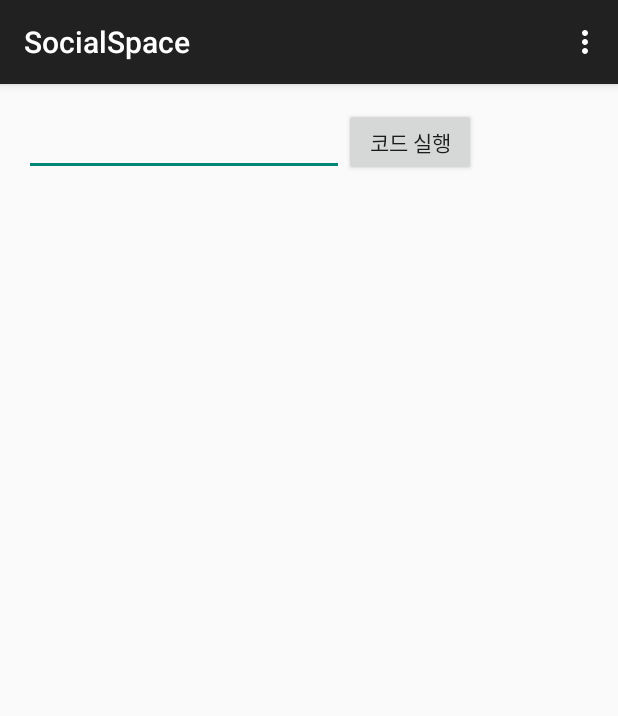
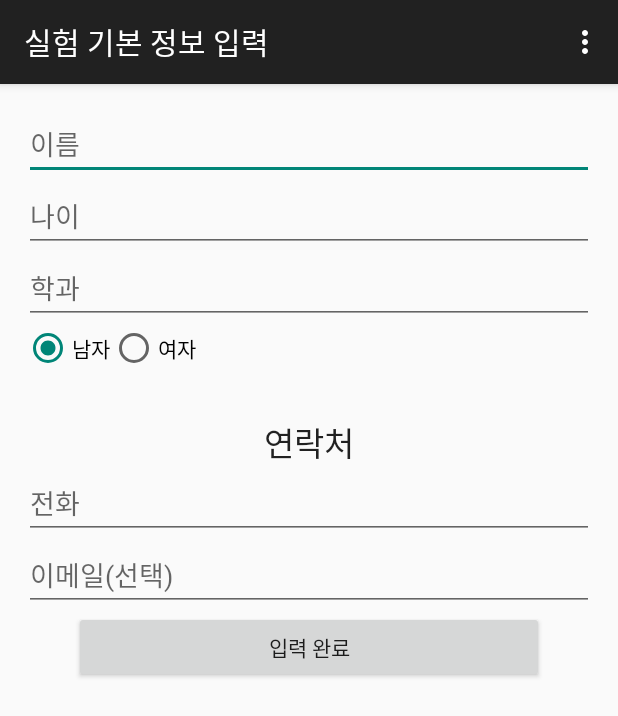
Before and after one commit to ysb06/SocialSpace, an Android app: the screen it shows after launch (MainActivity before the commit, BasicInfoUI after it), on a phone screen of 412 x 824 dp. Shown: the top 716 px of the screen. Run offline under Robolectric (Android 15) with nearby library versions, the phone set to English and light mode, and no system bars; 1 statement that could not run was skipped.

Commit message:
Temporary Save
개인정보동의서 부분 완성할 것

```diff
--- a/app/src/main/java/lab/u2xd/socialspace/MainActivity.java
+++ b/app/src/main/java/lab/u2xd/socialspace/MainActivity.java
@@ -19,6 +19,7 @@ import android.widget.Toast;
 
 import java.util.ArrayList;
 
+import lab.u2xd.socialspace.experimenter.ui.BasicInfoUI;
 import lab.u2xd.socialspace.worker.miner.CallEventMiner;
 import lab.u2xd.socialspace.worker.miner.CallMiner;
 import lab.u2xd.socialspace.worker.miner.SMSMiner;
@@ -32,21 +33,46 @@ import lab.u2xd.socialspace.worker.warehouse.objects.Queryable;
  */
 public class MainActivity extends AppCompatActivity implements Queryable{
 
+    static final int REQUEST_GET_BASIC_INFO = 1;
+    static final int REQUEST_GET_PERSONAL_INFOMATION_AGREEMENT = 2;
+
     //Support Team
-    NotificationGenerator notiMaker;
-    DataManager dataManager;
+    private NotificationGenerator notiMaker;
+    private DataManager dataManager;
 
     //UI
-    ArrayList<View> listView;
-    EditText textInputBox;
-    TextView textView;
-    ProgressBar bar;
+    private ArrayList<View> listView;
+    private EditText textInputBox;
+    private TextView textView;
+    private ProgressBar bar;
 
     @Override
     protected void onDestroy() {
         super.onDestroy();
         notiMaker.closeAllNotification();
         dataManager.close();
+    }
+
+    @Override
+    protected void onActivityResult(int requestCode, int resultCode, Intent data) {
+        super.onActivityResult(requestCode, resultCode, data);
+        if(requestCode == REQUEST_GET_BASIC_INFO) {
+            if(resultCode == RESULT_OK) {
+                dataManager.queryInsert(data);
+            } else {
+                if(dataManager.isExperimentInfoRecorded()) {
+                    Toast.makeText(this, "실험을 진행하기 위해서는 기본 신상 정보를 입력하셔야 합니다", Toast.LENGTH_LONG);
+                    startActivityForResult(data, REQUEST_GET_BASIC_INFO);
+                }
+            }
+        } else if(requestCode == REQUEST_GET_PERSONAL_INFOMATION_AGREEMENT) {
+            if(resultCode == RESULT_OK) {
+                Intent intentExp = new Intent(this, BasicInfoUI.class);
+                startActivityForResult(intentExp, REQUEST_GET_BASIC_INFO);
+            } else {
+
+            }
+        }
     }
 
     @Override
@@ -82,6 +108,10 @@ public class MainActivity extends AppCompatActivity implements Queryable{
 
         if(!isCallEventMinerServiceStarted()) {
             startService(new Intent(this, CallEventMiner.class));
+        }
+        if(dataManager.isExperimentInfoRecorded()) {
+            Intent intentExp = new Intent(this, BasicInfoUI.class);
+            startActivityForResult(intentExp, REQUEST_GET_PERSONAL_INFOMATION_AGREEMENT);
         }
     }
 
--- /dev/null
+++ b/app/src/main/java/lab/u2xd/socialspace/experimenter/ui/BasicInfoUI.java
@@ -0,0 +1,105 @@
+package lab.u2xd.socialspace.experimenter.ui;
+
+import android.content.Intent;
+import android.support.v7.app.AppCompatActivity;
+import android.os.Bundle;
+import android.util.Log;
+import android.view.Menu;
+import android.view.MenuItem;
+import android.view.View;
+import android.widget.Button;
+import android.widget.EditText;
+import android.widget.RadioButton;
+import android.widget.Toast;
+
+import java.util.ArrayList;
+
+import lab.u2xd.socialspace.R;
+
+public class BasicInfoUI extends AppCompatActivity implements View.OnClickListener {
+
+    private EditText fieldName;
+    private EditText fieldAge;
+    private EditText fieldMajor;
+    private RadioButton radioMan;
+    private RadioButton radioWoman;
+    private EditText fieldNumber;
+    private EditText fieldEmail;
+
+    private Button btnFinish;
+
+    @Override
+    protected void onCreate(Bundle savedInstanceState) {
+        super.onCreate(savedInstanceState);
+        setContentView(R.layout.activity_basic_info_ui);
+
+        fieldName = (EditText) findViewById(R.id.basicinfo_field_name);
+        fieldAge = (EditText) findViewById(R.id.basicinfo_field_age);
+        fieldMajor = (EditText) findViewById(R.id.basicinfo_field_major);
+        radioMan = (RadioButton) findViewById(R.id.basicinfo_radio_man);
+        radioMan.setOnClickListener(this);
+        radioWoman = (RadioButton) findViewById(R.id.basicinfo_radio_woman);
+        radioWoman.setOnClickListener(this);
+        fieldNumber = (EditText) findViewById(R.id.basicinfo_field_number);
+        fieldEmail = (EditText) findViewById(R.id.basicinfo_field_email);
+
+        btnFinish = (Button) findViewById(R.id.basicinfo_button_finish);
+        btnFinish.setOnClickListener(this);
+    }
+
+    @Override
+    public boolean onCreateOptionsMenu(Menu menu) {
+        // Inflate the menu; this adds items to the action bar if it is present.
+        getMenuInflater().inflate(R.menu.menu_basic_info_ui, menu);
+        return true;
+    }
+
+    @Override
+    public boolean onOptionsItemSelected(MenuItem item) {
+        // Handle action bar item clicks here. The action bar will
+        // automatically handle clicks on the Home/Up button, so long
+        // as you specify a parent activity in AndroidManifest.xml.
+        int id = item.getItemId();
+
+        //noinspection SimplifiableIfStatement
+        if (id == R.id.action_settings) {
+            return true;
+        }
+
+        return super.onOptionsItemSelected(item);
+    }
+
+    //버튼 클릭 이벤트
+    @Override
+    public void onClick(View v) {
+        if(v.equals(btnFinish)) {
+            if (fieldName.getText().length() <= 0)
+                Toast.makeText(this, "이름을 입력하세요", Toast.LENGTH_SHORT).show();
+            else if (fieldAge.getText().length() <= 0)
+                Toast.makeText(this, "나이를 입력하세요", Toast.LENGTH_SHORT).show();
+            else if (fieldMajor.getText().length() <= 0)
+                Toast.makeText(this, "학과를 입력하세요", Toast.LENGTH_SHORT).show();
+            else if (fieldNumber.getText().length() <= 0)
+                Toast.makeText(this, "전화번호를 입력하세요", Toast.LENGTH_SHORT).show();
+            else {
+                Intent intentResult = getIntent();
+                intentResult.putExtra("expName", fieldName.getText().toString());
+                intentResult.putExtra("expAge", Integer.parseInt(fieldAge.getText().toString()));
+                intentResult.putExtra("expMajor", fieldMajor.getText().toString());
+                if(radioMan.isChecked()) {
+                    intentResult.putExtra("expGender", "Man");
+                } else {
+                    intentResult.putExtra("expGender", "Woman");
+                }
+                intentResult.putExtra("expNumber", fieldNumber.getText().toString());
+                intentResult.putExtra("expEmail", fieldEmail.getText().toString());
+                setResult(RESULT_OK, intentResult);
+                finish();
+            }
+        } else if(v.equals(radioMan)) {
+            radioWoman.setChecked(false);
+        } else if(v.equals(radioWoman)) {
+            radioMan.setChecked(false);
+        }
+    }
+}
--- a/app/src/main/java/lab/u2xd/socialspace/worker/warehouse/DataManager.java
+++ b/app/src/main/java/lab/u2xd/socialspace/worker/warehouse/DataManager.java
@@ -2,6 +2,7 @@ package lab.u2xd.socialspace.worker.warehouse;
 
 import android.content.ContentValues;
 import android.content.Context;
+import android.content.Intent;
 import android.database.Cursor;
 import android.database.sqlite.SQLiteDatabase;
 import android.database.sqlite.SQLiteOpenHelper;
@@ -35,7 +36,8 @@ public class DataManager extends SQLiteOpenHelper implements BaseColumns {
     public static final String NAME_DATABASE = "ContextDatabase";
     public static final String NAME_MAINTABLE = "ContextData";
     public static final String NAME_CONTACTTABLE = "ContactsData";
-    public static final int VERSION_DATABASE = 12;
+    public static final String NAME_EXPERIMENTTABLE = "ExperimentInfo";
+    public static final int VERSION_DATABASE = 14;
 
     public static final String FIELD_TYPE = "Type";
     public static final String FIELD_AGENT = "Agent";
@@ -65,6 +67,16 @@ public class DataManager extends SQLiteOpenHelper implements BaseColumns {
             FIELD_NAME + " TEXT)";
     private static final String SQL_DROP_CONTACTTABLE = "DROP TABLE IF EXISTS " + NAME_CONTACTTABLE;
     private static final String SQL_GET_ALLCONTACT = "SELECT * FROM " + NAME_CONTACTTABLE;
+
+    private static final String SQL_CREATE_EXPERIMENT_INFO = "CREATE TABLE " + NAME_EXPERIMENTTABLE + "(" + _ID + " INTEGER PRIMARY KEY AUTOINCREMENT, " +
+            "Name" + " TEXT, " +
+            "Age" + " INTEGER, " +
+            "Major" + " TEXT, " +
+            "Gender" + " TEXT, " +
+            "Phone" + " TEXT, " +
+            "Email" + " TEXT)";
+    private static final String SQL_DROP_EXPERIMENT_INFO = "DROP TABLE IF EXISTS " + NAME_EXPERIMENTTABLE;
+    private static final String SQL_GET_EXPERIMENT_INFO = "SELECT * FROM " + NAME_EXPERIMENTTABLE;
 
     private static final String FILENNAME_BASE = Environment.getExternalStorageDirectory().getAbsolutePath() + "/Context/";
     private static final String FILENAME_CSV = "CurrentDatabase.csv";
@@ -111,6 +123,7 @@ public class DataManager extends SQLiteOpenHelper implements BaseColumns {
     public void onCreate(SQLiteDatabase db) {
         Log.e("Data Manager", "I am making database! " + db.isOpen());
         db.execSQL(SQL_CREATE_MAINTABLE);
+        db.execSQL(SQL_CREATE_EXPERIMENT_INFO);
         insertData(db, "General", "Me", "Me", 0, "Success!!");
         initializeContact(db, context);
     }
@@ -119,6 +132,7 @@ public class DataManager extends SQLiteOpenHelper implements BaseColumns {
     public void onUpgrade(SQLiteDatabase db, int oldVersion, int newVersion) {
         Log.e("Data Manager", "I am making database, again!");
         db.execSQL(SQL_DROP_MAINTABLE);
+        db.execSQL(SQL_DROP_EXPERIMENT_INFO);
         onCreate(db);
     }
 
@@ -128,6 +142,7 @@ public class DataManager extends SQLiteOpenHelper implements BaseColumns {
         Log.e("Data Manager", "I am making old database, again!");
         super.onDowngrade(db, oldVersion, newVersion);
         db.execSQL(SQL_DROP_MAINTABLE);
+        db.execSQL(SQL_DROP_EXPERIMENT_INFO);
         onCreate(db);
     }
 
@@ -176,6 +191,18 @@ public class DataManager extends SQLiteOpenHelper implements BaseColumns {
         Log.e("Data Manager", "Query Processing Complete");
     }
 
+    public void queryInsert(Intent intentBasicInfoResult) {
+        Datastone stone = new Datastone();
+
+        stone.put("Name", intentBasicInfoResult.getStringExtra("expName"));
+        stone.put("Age", intentBasicInfoResult.getIntExtra("expAge", 0));
+        stone.put("Major", intentBasicInfoResult.getStringExtra("expMajor"));
+        stone.put("Gender", intentBasicInfoResult.getStringExtra("expGender"));
+        stone.put("Phone", intentBasicInfoResult.getStringExtra("expNumber"));
+        stone.put("Email", intentBasicInfoResult.getStringExtra("expEmail"));
+        queryInsert(NAME_EXPERIMENTTABLE, stone);
+    }
+
     public void queryInsert(Datastone data) {
         listRequest.add(new QueryRequest(data, QueryRequest.QUERY_TYPE_INSERT));
         wake();
@@ -187,14 +214,30 @@ public class DataManager extends SQLiteOpenHelper implements BaseColumns {
     }
 
     public String getNameOfNumber(String AgentPhoneNumber) {
-        SQLiteDatabase db = getWritableDatabase();
+        getWritableDatabase();
         Cursor cursor = getReadableDatabase().rawQuery(SQL_GET_ALLCONTACT, null);
         while(cursor.moveToNext()) {
             if(cursor.getString(1).equals(AgentPhoneNumber)) {
-                return cursor.getString(2);
+                String temp = cursor.getString(2);
+                cursor.close();
+                return temp;
             }
         }
+        cursor.close();
         return "Unknown";
+    }
+
+    public boolean isExperimentInfoRecorded() {
+        getWritableDatabase();
+        Cursor cursor = getReadableDatabase().rawQuery(SQL_GET_EXPERIMENT_INFO, null);
+        Log.e("Data Manager", "Experiment Size -> " + cursor.getCount());
+        if(cursor.getCount() <= 0) {
+            cursor.close();
+            return true;
+        } else {
+            cursor.close();
+            return false;
+        }
     }
 
     @Deprecated
--- /dev/null
+++ b/app/src/main/res/layout/activity_basic_info_ui.xml
@@ -0,0 +1,92 @@
+<LinearLayout xmlns:android="http://schemas.android.com/apk/res/android"
+    xmlns:tools="http://schemas.android.com/tools"
+    android:layout_width="match_parent"
+    android:layout_height="match_parent"
+    android:orientation="vertical"
+    android:paddingLeft="@dimen/activity_horizontal_margin"
+    android:paddingRight="@dimen/activity_horizontal_margin"
+    android:paddingTop="@dimen/activity_vertical_margin"
+    android:paddingBottom="@dimen/activity_vertical_margin"
+    tools:context="lab.u2xd.socialspace.experimenter.ui.BasicInfoUI">
+
+    <EditText
+        android:layout_width="match_parent"
+        android:layout_height="wrap_content"
+        android:inputType="textPersonName"
+        android:ems="10"
+        android:id="@+id/basicinfo_field_name"
+        android:layout_gravity="center_horizontal"
+        android:hint="@string/basicinfo_textfield_name" />
+
+    <EditText
+        android:layout_width="match_parent"
+        android:layout_height="wrap_content"
+        android:inputType="number"
+        android:ems="10"
+        android:id="@+id/basicinfo_field_age"
+        android:layout_gravity="center_horizontal"
+        android:hint="@string/basicinfo_textfield_age" />
+
+    <EditText
+        android:layout_width="match_parent"
+        android:layout_height="wrap_content"
+        android:id="@+id/basicinfo_field_major"
+        android:layout_gravity="center_horizontal"
+        android:hint="@string/basicinfo_textfield_major" />
+
+    <LinearLayout
+        android:orientation="horizontal"
+        android:layout_width="match_parent"
+        android:layout_height="wrap_content"
+        android:layout_gravity="center_horizontal">
+
+        <RadioButton
+            android:layout_width="wrap_content"
+            android:layout_height="wrap_content"
+            android:text="@string/basicinfo_radio_man"
+            android:id="@+id/basicinfo_radio_man"
+            android:checked="true" />
+
+        <RadioButton
+            android:layout_width="wrap_content"
+            android:layout_height="wrap_content"
+            android:text="@string/basicinfo_radio_woman"
+            android:id="@+id/basicinfo_radio_woman" />
+    </LinearLayout>
+
+    <TextView
+        android:layout_width="wrap_content"
+        android:layout_height="wrap_content"
+        android:textAppearance="?android:attr/textAppearanceLarge"
+        android:text="@string/basicinfo_text_contact"
+        android:id="@+id/textView3"
+        android:layout_gravity="center_horizontal"
+        android:paddingTop="30dp" />
+
+    <EditText
+        android:layout_width="match_parent"
+        android:layout_height="wrap_content"
+        android:inputType="phone"
+        android:ems="10"
+        android:id="@+id/basicinfo_field_number"
+        android:layout_gravity="center_horizontal"
+        android:hint="@string/basicinfo_textfield_number" />
+
+    <EditText
+        android:layout_width="match_parent"
+        android:layout_height="wrap_content"
+        android:inputType="textEmailAddress"
+        android:ems="10"
+        android:id="@+id/basicinfo_field_email"
+        android:layout_gravity="center_horizontal"
+        android:hint="@string/basicinfo_textfield_email" />
+
+    <Button
+        android:layout_width="313dp"
+        android:layout_height="wrap_content"
+        android:text="@string/basicinfo_button_finish"
+        android:id="@+id/basicinfo_button_finish"
+        android:layout_gravity="center_horizontal"
+        android:onClick="Finish_Click" />
+
+</LinearLayout>
--- a/app/src/main/res/layout/activity_main.xml
+++ b/app/src/main/res/layout/activity_main.xml
@@ -8,7 +8,7 @@
     <TextView android:text="@string/hello_world" android:layout_width="wrap_content"
         android:layout_height="wrap_content"
         android:id="@+id/textView"
-        android:visibility="invisible"
+        android:visibility="visible"
         android:layout_below="@+id/main_button_readlog"
         android:layout_alignParentLeft="true"
         android:layout_alignParentStart="true" />
@@ -22,7 +22,7 @@
         android:layout_below="@+id/adminPass"
         android:layout_alignParentLeft="true"
         android:layout_alignParentStart="true"
-        android:visibility="invisible" />
+        android:visibility="visible" />
 
     <Button
         android:layout_width="wrap_content"
@@ -30,7 +30,7 @@
         android:text="@string/main_button_notigen"
         android:id="@+id/main_button_notigen"
         android:onClick="NotiGen_Click"
-        android:visibility="invisible"
+        android:visibility="visible"
         android:layout_below="@+id/adminPass"
         android:layout_toRightOf="@+id/main_button_execute"
         android:layout_toEndOf="@+id/main_button_execute" />
@@ -41,7 +41,7 @@
         android:text="@string/main_button_datadelete"
         android:id="@+id/main_button_datadelete"
         android:onClick="DataDelete_Click"
-        android:visibility="invisible"
+        android:visibility="visible"
         android:layout_below="@+id/main_button_notigen"
         android:layout_toRightOf="@+id/main_button_readlog"
         android:layout_toEndOf="@+id/main_button_readlog" />
@@ -55,7 +55,7 @@
         android:layout_below="@+id/main_button_execute"
         android:layout_alignParentLeft="true"
         android:layout_alignParentStart="true"
-        android:visibility="invisible" />
+        android:visibility="visible" />
 
     <ProgressBar
         android:layout_width="wrap_content"
--- /dev/null
+++ b/app/src/main/res/menu/menu_basic_info_ui.xml
@@ -0,0 +1,7 @@
+<menu xmlns:android="http://schemas.android.com/apk/res/android"
+    xmlns:app="http://schemas.android.com/apk/res-auto"
+    xmlns:tools="http://schemas.android.com/tools"
+    tools:context="lab.u2xd.socialspace.experimenter.ui.BasicInfoUI">
+    <item android:id="@+id/action_settings" android:title="@string/action_settings"
+        android:orderInCategory="100" app:showAsAction="never" />
+</menu>
```
Also changed, not shown: app/src/main/AndroidManifest.xml (+20 -9 lines), app/src/main/java/lab/u2xd/socialspace/experimenter/InfoAgreement.java (added, +39 -0 lines), app/src/main/java/lab/u2xd/socialspace/supporter/DataWriter.java (added, +45 -0 lines), app/src/main/res/layout/activity_info_agreement.xml (added, +37 -0 lines), app/src/main/res/menu/menu_info_agreement.xml (added, +7 -0 lines), app/src/main/res/values/strings.xml (+50 -0 lines), 2 other files.
